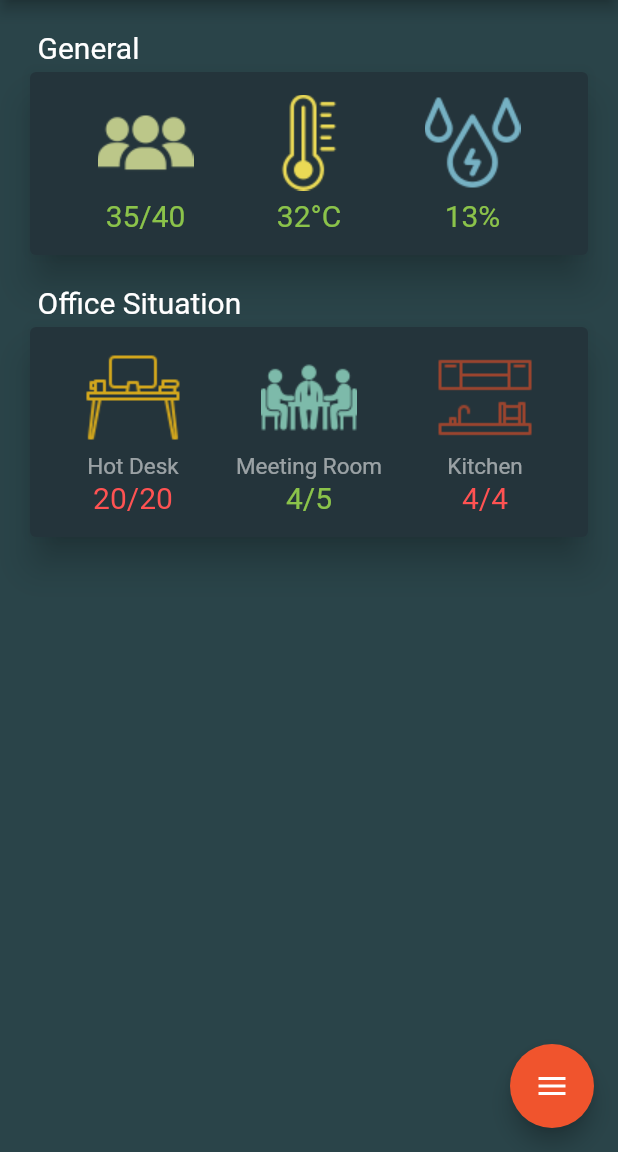
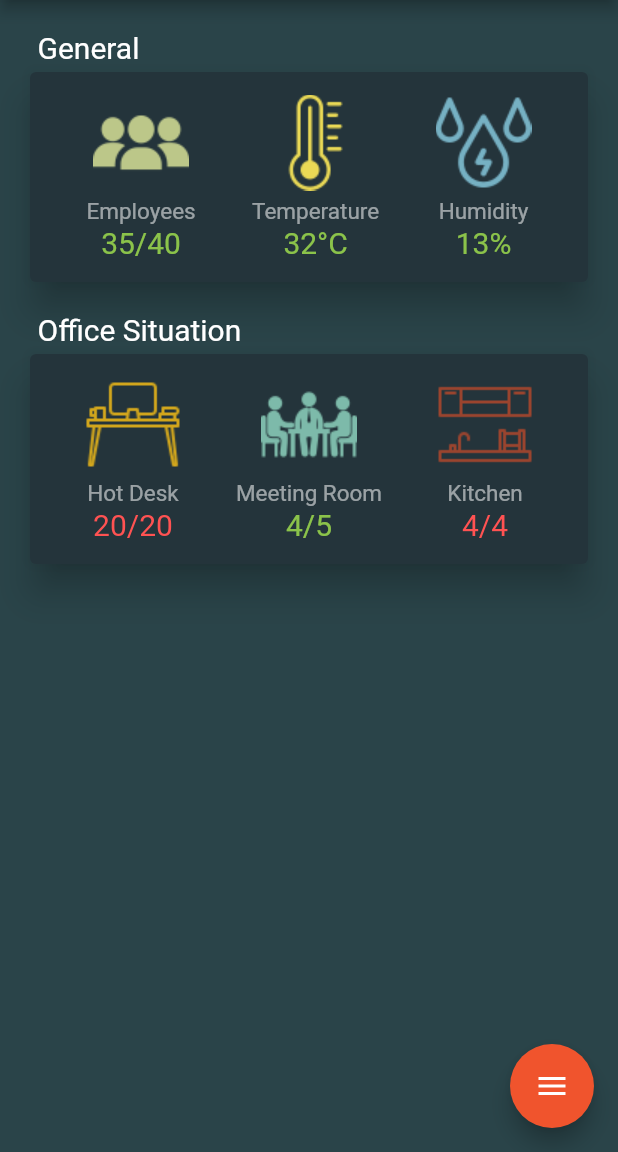
Before and after one commit to yagmure15/BordaNew, a Flutter app: the DashboardScreen screen opened directly, on a phone screen of 412 x 824 dp, the part 84-1236 px from its top. Run offline on Flutter 3.47's test engine with Material 2 defaults, Android fonts, the phone set to English and light mode, and no system bars; drawn by our look-alikes of flutter_speed_dial; our stand-ins replace fluttertoast, font_awesome_flutter, syncfusion_flutter_datepicker.

Commit message:
dashboard

```diff
--- a/lib/screens/dashboard_screen.dart
+++ b/lib/screens/dashboard_screen.dart
@@ -80,6 +80,13 @@ class _DashboardScreenState extends State<DashboardScreen> {
                       height: 5,
                     ),
                     Text(
+                      "Employees",
+                      style: TextStyle(
+                        color: Colors.white54,
+                        fontSize: 15,
+                      ),
+                    ),
+                    Text(
                       "35/40",
                       style: TextStyle(
                         color: Colors.lightGreen,
@@ -95,6 +102,13 @@ class _DashboardScreenState extends State<DashboardScreen> {
                       height: 5,
                     ),
                     Text(
+                      "Temperature",
+                      style: TextStyle(
+                        color: Colors.white54,
+                        fontSize: 15,
+                      ),
+                    ),
+                    Text(
                       "32°C",
                       style: TextStyle(
                         color: Colors.lightGreen,
@@ -108,6 +122,13 @@ class _DashboardScreenState extends State<DashboardScreen> {
                     Image(image: AssetImage("assets/hum.png")),
                     SizedBox(
                       height: 5,
+                    ),
+                    Text(
+                      "Humidity",
+                      style: TextStyle(
+                        color: Colors.white54,
+                        fontSize: 15,
+                      ),
                     ),
                     Text(
                       "13%",
--- a/lib/screens/meeting_room_res_screen.dart
+++ b/lib/screens/meeting_room_res_screen.dart
@@ -201,7 +201,7 @@ class _MeetingRoomScreen extends State {
             isExpanded: true,
             hint: Container(
                 padding: EdgeInsets.only(left: 0),
-                child: Text("Choose an Office",
+                child: Text("Choose a Meeting Room",
                     style:
                         TextStyle(fontSize: 16, fontWeight: FontWeight.w500))),
             itemHeight: 48,
```
Also changed, not shown: lib/screens/event_res_screen.dart (+53 -47 lines).
